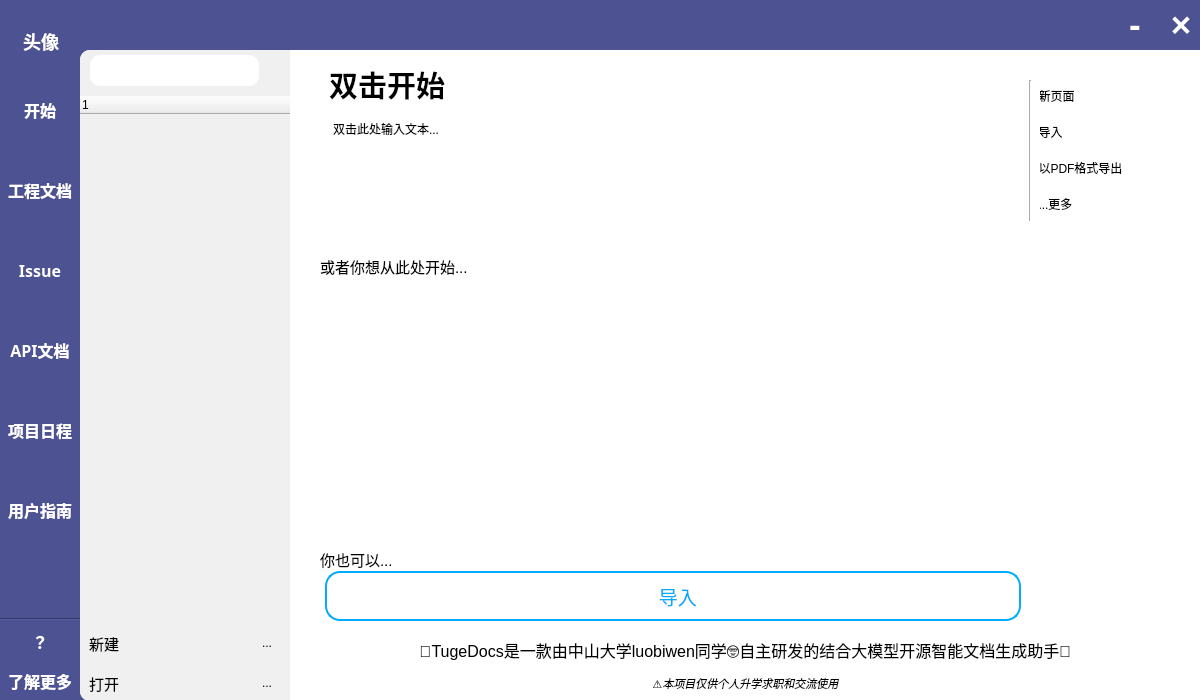
Before: the Qt Designer form src/mainwindow.ui in luobiwen/LDocs, drawn with Qt 5.
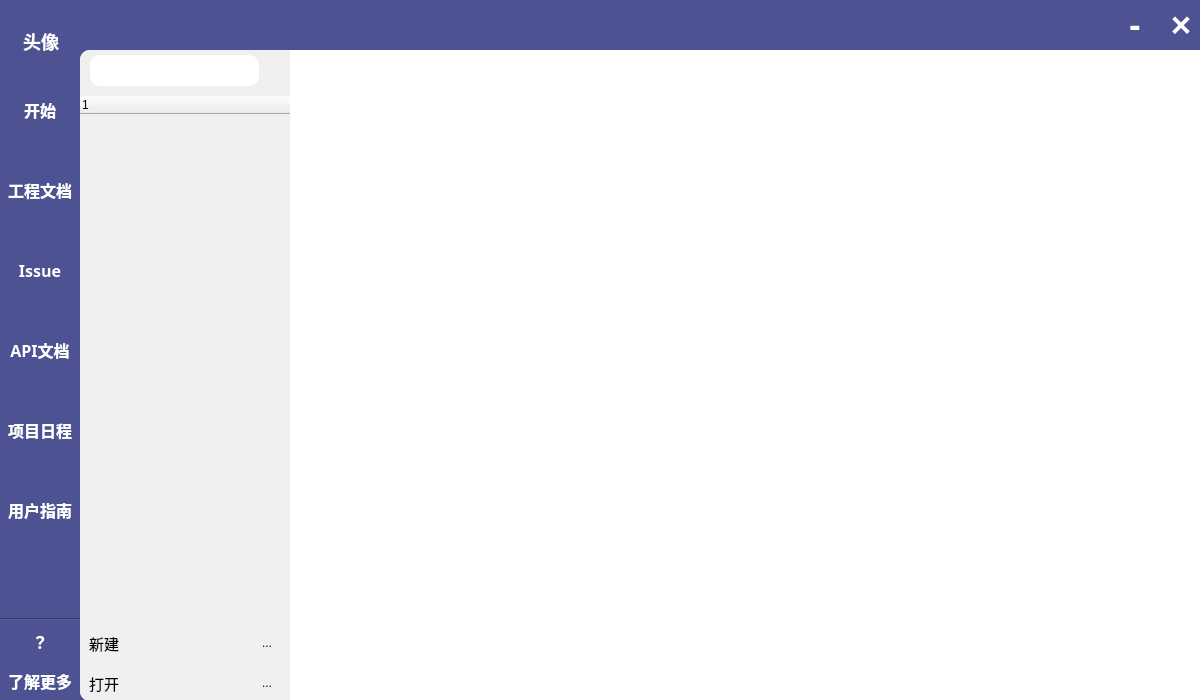
After: the same form once the commit is applied. The open tabs and pages were chosen to show the change. Icons and pictures are not drawn.

```diff
--- a/src/mainwindow.ui
+++ b/src/mainwindow.ui
@@ -1062,6 +1062,7 @@
      <zorder>widget_4</zorder>
      <zorder>line_2</zorder>
     </widget>
+    <widget class="QWidget" name="template_2"/>
     <widget class="QWidget" name="readme">
      <widget class="QWidget" name="widget_11" native="true">
       <property name="geometry">
```
Left out of the diff: 2 changed lines with no effect on the pictures.
